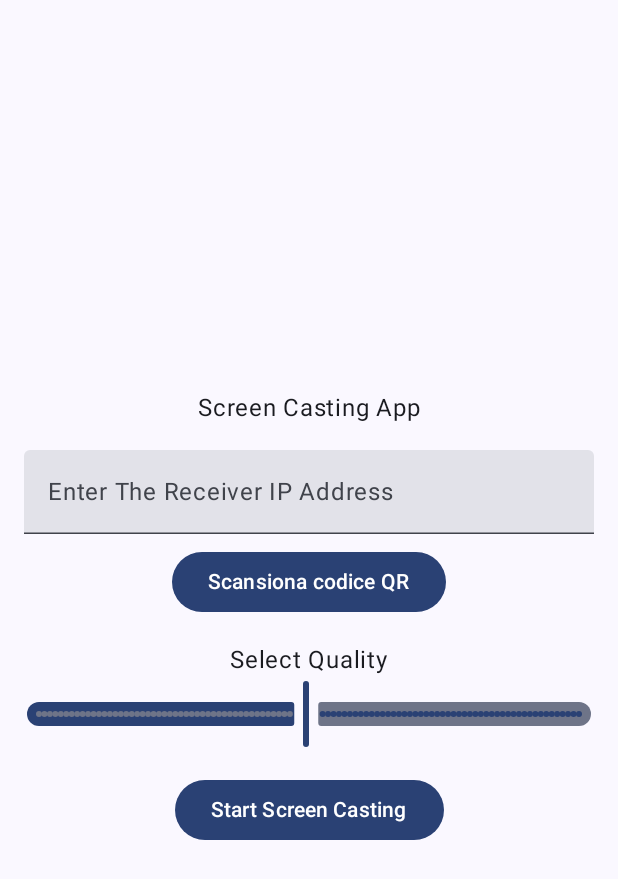
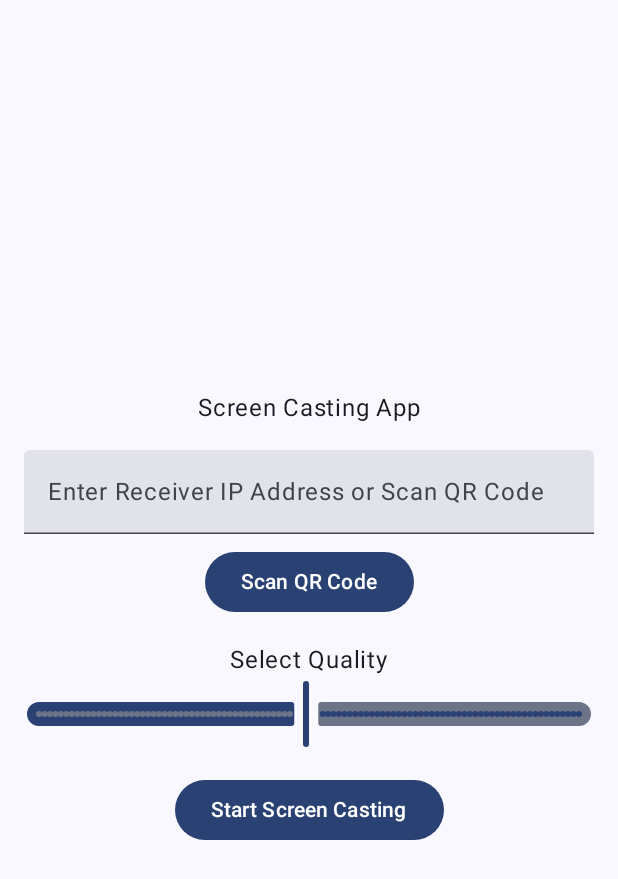
Before and after one commit to danieledellacioppa/DroidCast-Projector, an Android app built with Jetpack Compose: the screen it shows after launch (MainActivity), on a phone screen of 412 x 824 dp. Shown: the top 879 px of the screen. Run offline under Robolectric (Android 15) with nearby library versions, the phone set to English and light mode, and no system bars; libraries missing offline, so code that uses them is left out: com.google.zxing.integration.

Commit message:
little tweaks

```diff
--- a/app/src/main/java/com/forteur/droidcast_projector/MainActivity.kt
+++ b/app/src/main/java/com/forteur/droidcast_projector/MainActivity.kt
@@ -134,13 +134,13 @@ fun MainScreen(
         TextField(
             value = ipAddress,
             onValueChange = onIpAddressChange,
-            label = { Text(text = "Enter The Receiver IP Address") },
+            label = { Text(text = "Enter Receiver IP Address or Scan QR Code") },
             singleLine = true,
             modifier = Modifier.fillMaxWidth()
         )
         Spacer(modifier = Modifier.height(8.dp))
         Button(onClick = onScanQrCode) {
-            Text(text = "Scansiona codice QR")
+            Text(text = "Scan QR Code")
         }
         Spacer(modifier = Modifier.height(16.dp))
         Text(text = "Select Quality")
```
Also changed, not shown: app/src/main/java/com/forteur/droidcast_projector/ScreenCaptureService.kt (+14 -7 lines).
